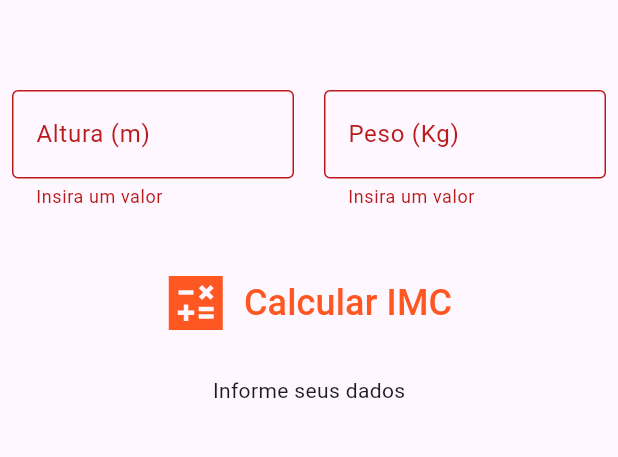
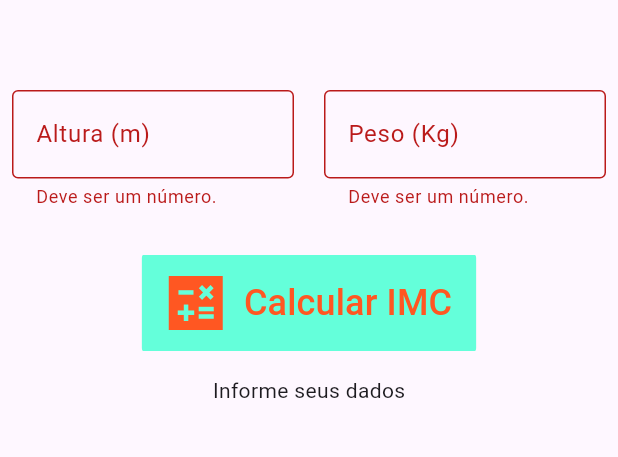
Before and after one commit to ricardoluz/dio-flutter-imc, a Flutter app: the screen it shows after launch, after a tap on "Calcular IMC", on a phone screen of 412 x 824 dp, the part 84-541 px from its top. Run offline on Flutter 3.47's test engine with Material 3 defaults, Android fonts, the phone set to English and light mode, and no system bars.

Commit message:
Including: imc_Calculator, type_Validators

```diff
--- /dev/null
+++ b/lib/data_handling/type_validators.dart
@@ -0,0 +1,24 @@
+String? validateDouble({
+  required String? value,
+  double? limLower,
+  double? limUpper,
+}) {
+  if((limLower!=null && limUpper!= null) && (limLower>limUpper)){
+    throw ArgumentError("Limite inferior deve ser menor que o superior");
+  }
+  var num = double.tryParse(value!);
+  //
+  if (num == null) {
+    return "Deve ser um número.";
+  }
+  //
+  if (limLower != null && (num < limLower)) {
+    return "Um número >= $limLower";
+  }
+  //
+  if (limUpper != null && (num > limUpper)) {
+    return "Um número <= $limUpper";
+  }
+
+  return null;
+}
--- a/lib/main.dart
+++ b/lib/main.dart
@@ -1,6 +1,6 @@
 import 'package:flutter/material.dart';
 
-import 'screens/home_screen_1.dart';
+import 'screens/home_screen.dart';
 // import 'screens/home_screen.dart';
 
 void main() {
--- a/lib/screens/home_screen.dart
+++ b/lib/screens/home_screen.dart
@@ -1,97 +1,163 @@
 import 'package:flutter/material.dart';
 
-class HomeScreenOld extends StatefulWidget {
-  const HomeScreenOld({super.key, required this.title});
+import '/data_handling/type_validators.dart';
+import '/functions/imc_calcutator.dart';
+
+class HomeScreen extends StatefulWidget {
+  const HomeScreen({super.key, required this.title});
 
   final String title;
 
   @override
-  State<HomeScreenOld> createState() => _HomeScreenOldState();
+  State<HomeScreen> createState() => _HomeScreenState();
 }
 
-class _HomeScreenOldState extends State<HomeScreenOld> {
-  late TextEditingController _height;
-  late TextEditingController _weight;
+class _HomeScreenState extends State<HomeScreen> {
+  final TextEditingController _heightController = TextEditingController();
+  final TextEditingController _weightController = TextEditingController();
+  final GlobalKey<FormState> _formKey = GlobalKey();
+
+  late String result;
 
   @override
   void initState() {
     super.initState();
-    _height = TextEditingController();
-    _weight = TextEditingController();
+    _resetFields();
   }
 
-  void _incrementCounter() {
+  void _resetFields() {
+    _formKey.currentState?.reset();
+    _heightController.text = "";
+    _weightController.text = "";
+
+    setState(
+      () {
+        result = 'Informe seus dados';
+      },
+    );
+  }
+
+  void _imcPresent() {
+    String descriptionIMC;
+    double valueIMC;
+    (descriptionIMC, valueIMC) = imcCalculator(
+      double.parse(_heightController.text),
+      double.parse(_weightController.text),
+    );
+
     setState(() {
-
+      result = "$descriptionIMC\n\nIMC = $valueIMC";
     });
   }
 
   @override
   Widget build(BuildContext context) {
-    return Scaffold(
+    return SafeArea(
+      child: Scaffold(
         appBar: AppBar(
           backgroundColor: Theme.of(context).colorScheme.inversePrimary,
           title: Text(widget.title),
+          actions: [
+            IconButton(
+                onPressed: _resetFields, icon: const Icon(Icons.refresh)),
+          ],
         ),
-      body: Padding(
-        padding: const EdgeInsets.all(18.0),
-        child: Center(
+        body: SingleChildScrollView(
+          padding: const EdgeInsets.fromLTRB(8.0, 60.0, 8.0, 8.0),
+          child: Form(
+            key: _formKey,
             child: Column(
-            crossAxisAlignment: CrossAxisAlignment.stretch,
-            children: <Widget>[
-              const SizedBox(
-                height: 110,
-              ),
-              const Text(
-                'Informe os seus dados:',
-                style: TextStyle(
-                  fontSize: 24,
-                  backgroundColor: Colors.amber,
+              children: [
+                Row(
+                  crossAxisAlignment: CrossAxisAlignment.start,
+                  children: [
+                    Expanded(
+                      child: TextFormField(
+                        // obscureText: true,
+                        controller: _heightController,
+                        validator: (value) {
+                          return validateDouble(
+                              value: value, limLower: 0.3, limUpper: 4);
+                        },
+                        keyboardType: TextInputType.number,
+                        decoration: const InputDecoration(
+                          label: Text('Altura (m)'),
+                          border: OutlineInputBorder(
+                            borderSide: BorderSide(
+                              width: 1,
                             ),
                           ),
-              const SizedBox(
-                height: 20,
+                          suffix: Text(
+                            '(m)',
+                            style: TextStyle(fontSize: 18),
                           ),
-              Row(
-                mainAxisAlignment: MainAxisAlignment.start,
-                children: [
-                  Expanded(
-                    child: TextField(
-                      controller: _height,
-                      keyboardType: TextInputType.number,
-                      // onSubmitted: ,
-                      decoration: const InputDecoration(
-                        border: UnderlineInputBorder(),
-                        labelText: 'Altura (m)',
                         ),
                       ),
                     ),
                     const SizedBox(
-                    width: 40,
+                      width: 20,
+                      height: 100,
                     ),
                     Expanded(
-                    child: TextField(
-                      controller: _weight,
+                      child: TextFormField(
+                        controller: _weightController,
+                        validator: (value) {
+                          return validateDouble(
+                              value: value, limLower: 0.3, limUpper: 500);
+                        },
                         keyboardType: TextInputType.number,
                         decoration: const InputDecoration(
-                        border: UnderlineInputBorder(),
-                        labelText: 'Peso (Kg)',
+                          label: Text('Peso (Kg)'),
+                          border: OutlineInputBorder(
+                            borderSide: BorderSide(
+                              width: 1,
+                            ),
+                          ),
+                          suffix: Text(
+                            '(Kg)',
+                            style: TextStyle(fontSize: 18),
                           ),
                         ),
                       ),
-                  const SizedBox(
-                    width: 120,
                     ),
                   ],
                 ),
+                Padding(
+                  padding: const EdgeInsets.fromLTRB(0.0, 10.0, 0.0, 16.0),
+                  child: TextButton.icon(
+                    onPressed: () {
+                      if (_formKey.currentState!.validate()) {
+                        _imcPresent();
+                      }
+                    },
+                    icon: const Icon(
+                      Icons.calculate_sharp,
+                      size: 48,
+                      color: Colors.deepOrange,
+                    ),
+                    style: const ButtonStyle(
+                      backgroundColor:
+                          WidgetStatePropertyAll(Colors.tealAccent),
+                      shape: WidgetStatePropertyAll(
+                        RoundedRectangleBorder(
+                          borderRadius: BorderRadius.all(Radius.elliptical(1, 2)),
+                        ),
+                      ),
+                    ),
+                    label: const Text(
+                      'Calcular IMC',
+                      style: TextStyle(
+                        fontSize: 24,
+                        color: Colors.deepOrange,
+                      ),
+                    ),
+                  ),
+                ),
+                Text(result),
               ],
             ),
           ),
         ),
-      floatingActionButton: FloatingActionButton(
-        onPressed: _incrementCounter,
-        tooltip: 'Increment',
-        child: const Icon(Icons.add),
       ),
     );
   }
--- a/lib/screens/home_screen_1.dart
+++ /dev/null
@@ -1,183 +0,0 @@
-import 'dart:math';
-
-import 'package:flutter/material.dart';
-
-class HomeScreen extends StatefulWidget {
-  const HomeScreen({super.key, required this.title});
-
-  final String title;
-
-  @override
-  State<HomeScreen> createState() => _HomeScreenState();
-}
-
-class _HomeScreenState extends State<HomeScreen> {
-  final TextEditingController _heightController = TextEditingController();
-  final TextEditingController _weightController = TextEditingController();
-  final GlobalKey<FormState> _formKey = GlobalKey();
-
-  late String result;
-
-  @override
-  void initState() {
-    super.initState();
-    _resetFields();
-  }
-
-  final Map<double, String> tracks = {
-    40: "Obesidade Grau III (mórbida)",
-    35: 'Obesidade Grau II (severa)',
-    30: 'Obesidade Grau I',
-    25: 'Sobrepeso',
-    18.5: 'Saudável',
-    17: 'Magreza leve',
-    16: 'Magreza moderada',
-    0: "Magreza grava",
-  };
-
-  void _resetFields() {
-    _formKey.currentState?.reset();
-    _heightController.text = "";
-    _weightController.text = "";
-
-    setState(
-      () {
-        result = 'Informe seus dados';
-      },
-    );
-  }
-
-  void _calculateIMC() {
-    double imcCalculated = double.parse(_weightController.text) /
-        pow(double.parse(_heightController.text), 2);
-    for (var imcValues in tracks.keys) {
-      if (imcCalculated >= imcValues) {
-        setState(() {
-          result = "${tracks[imcValues]!}\n\nIMC = $imcCalculated";
-        });
-        break;
-      }
-    }
-  }
-
-  @override
-  Widget build(BuildContext context) {
-    return SafeArea(
-      child: Scaffold(
-        appBar: AppBar(
-          backgroundColor: Theme.of(context).colorScheme.inversePrimary,
-          title: Text(widget.title),
-          actions: [
-            IconButton(
-                onPressed: _resetFields, icon: const Icon(Icons.refresh)),
-          ],
-        ),
-        body: SingleChildScrollView(
-          padding: const EdgeInsets.fromLTRB(8.0, 60.0, 8.0, 8.0),
-          child: Form(
-            key: _formKey,
-            child: Column(
-              children: [
-                Row(
-                  crossAxisAlignment: CrossAxisAlignment.start,
-                  children: [
-                    Expanded(
-                      child: TextFormField(
-                        controller: _heightController,
-                        validator: (value) {
-                          return valueValidate(value, 4, 0.3, 3.0);
-                        },
-                        keyboardType: TextInputType.number,
-                        decoration: const InputDecoration(
-                          label: Text('Altura (m)'),
-                          border: OutlineInputBorder(
-                            borderSide: BorderSide(
-                              width: 1,
-                            ),
-                          ),
-                          suffix: Text(
-                            '(m)',
-                            style: TextStyle(fontSize: 18),
-                          ),
-                        ),
-                      ),
-                    ),
-                    const SizedBox(
-                      width: 20,
-                      height: 100,
-                    ),
-                    Expanded(
-                      child: TextFormField(
-                        controller: _weightController,
-                        validator: (value) {
-                          return valueValidate(value, 6, 0.5, 300.0);
-                        },
-                        keyboardType: TextInputType.number,
-                        decoration: const InputDecoration(
-                          label: Text('Peso (Kg)'),
-                          border: OutlineInputBorder(
-                            borderSide: BorderSide(
-                              width: 1,
-                            ),
-                          ),
-                          suffix: Text(
-                            '(Kg)',
-                            style: TextStyle(fontSize: 18),
-                          ),
-                        ),
-                      ),
-                    ),
-                  ],
-                ),
-                Padding(
-                  padding: const EdgeInsets.fromLTRB(0.0, 10.0, 0.0, 16.0),
-                  child: TextButton.icon(
-                    onPressed: () {
-                      if (_formKey.currentState!.validate()) {
-                        _calculateIMC();
-                      }
-                    },
-                    icon: const Icon(
-                      Icons.calculate_sharp,
-                      size: 48,
-                      color: Colors.deepOrange,
-                    ),
-                    label: const Text(
-                      'Calcular IMC',
-                      style: TextStyle(
-                        fontSize: 24,
-                        color: Colors.deepOrange,
-                      ),
-                    ),
-                  ),
-                ),
-                Text(result),
-              ],
-            ),
-          ),
-        ),
-      ),
-    );
-  }
-
-  String? valueValidate(valueInput, lengthLimit, lowerLimit, upperLimit) {
-    if (valueInput!.isEmpty) {
-      return 'Insira um valor';
-    }
-    if (valueInput!.toString().length > lengthLimit) {
-      return "Dever ter no máximo: \n - $lengthLimit caracteres";
-    }
-    try {
-      double value = double.parse(valueInput);
-      if (value < lowerLimit) {
-        return "Deve ser maior que: $lowerLimit";
-      }
-      if (value > upperLimit) {
-        return "Deve ser menor que: $upperLimit";
-      }
-    } on Exception {
-      return "Insira um número.";
-    }
-    return null;
-  }
-}
```
Also changed, not shown: lib/functions/imc_calcutator.dart (added, +32 -0 lines). Lines whose indentation alone changed are shown as unchanged.
